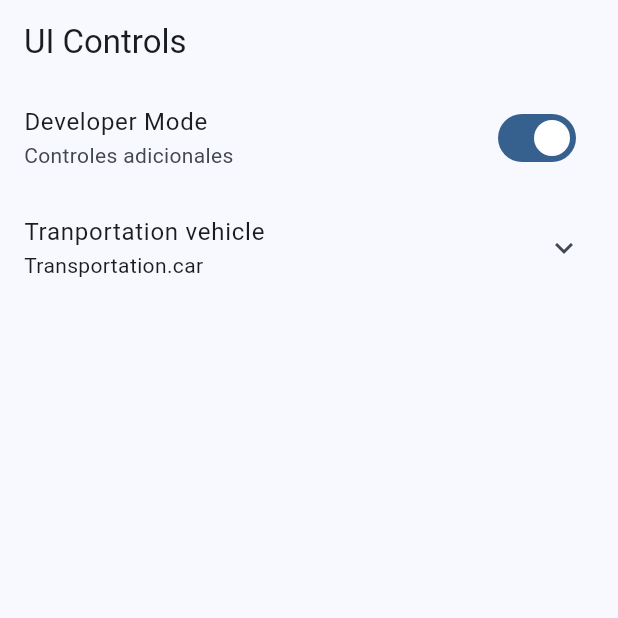
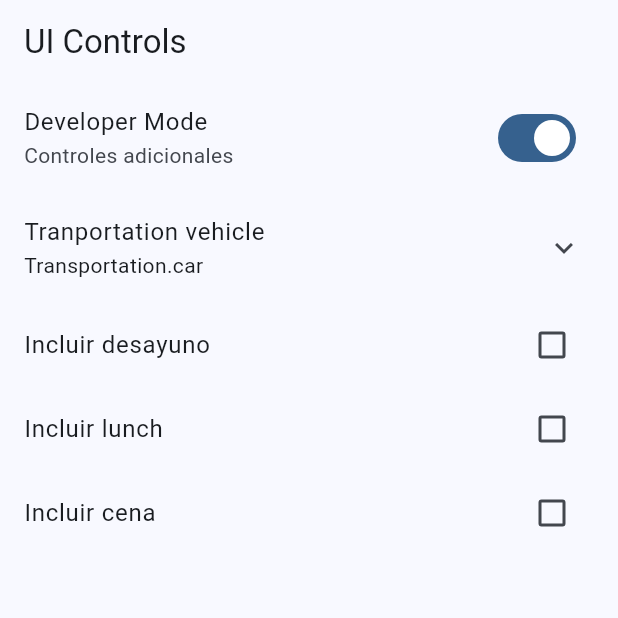
Before and after one commit to Frank712/flutter-widgets-app, a Flutter app: the UiControlsScreen screen opened by its route, on a phone screen of 412 x 824 dp, the top half of it. Run offline on Flutter 3.47's test engine with Material 2 defaults, Android fonts, the phone set to English and light mode, and no system bars; our stand-ins replace go_router.

Commit message:
ADD finish ui controls

```diff
--- a/lib/presentation/screens/ui_controls/ui_controls_screen.dart
+++ b/lib/presentation/screens/ui_controls/ui_controls_screen.dart
@@ -25,6 +25,10 @@ enum Transportation { car, plane, boat, submarine }
 class _UIControlsViewState extends State<_UIControlsView> {
   bool isDeveloper = true;
   Transportation selectedTranportation = Transportation.car;
+  bool wantsBreakFast = false;
+  bool wantsLunch = false;
+  bool wanstDinner = false;
+
   @override
   Widget build(BuildContext context) {
     return ListView(
@@ -80,6 +84,27 @@ class _UIControlsViewState extends State<_UIControlsView> {
             ),
           ],
         ),
+        CheckboxListTile(
+          title: const Text('Incluir desayuno'),
+          value: wantsBreakFast,
+          onChanged: (value) => setState(() {
+            wantsBreakFast = !wantsBreakFast;
+          }),
+        ),
+        CheckboxListTile(
+          title: const Text('Incluir lunch'),
+          value: wantsLunch,
+          onChanged: (value) => setState(() {
+            wantsLunch = !wantsLunch;
+          }),
+        ),
+        CheckboxListTile(
+          title: const Text('Incluir cena'),
+          value: wanstDinner,
+          onChanged: (value) => setState(() {
+            wanstDinner = !wanstDinner;
+          }),
+        ),
       ],
     );
   }
```
